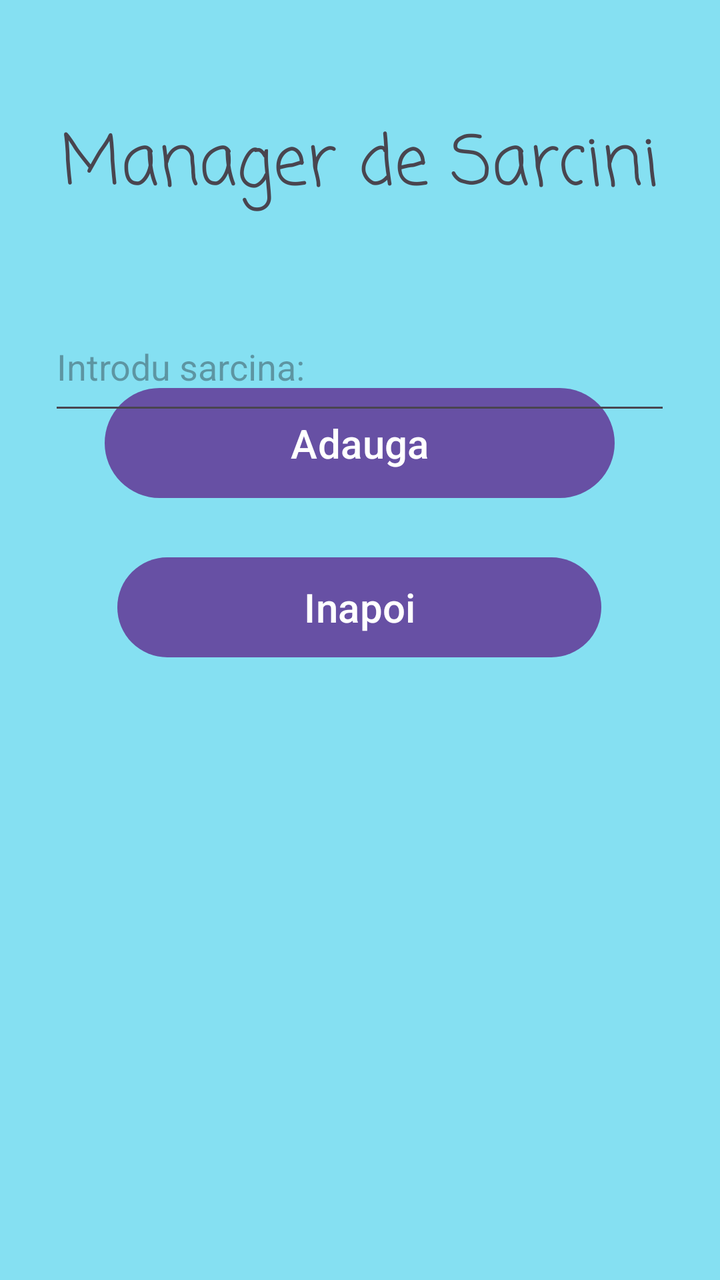
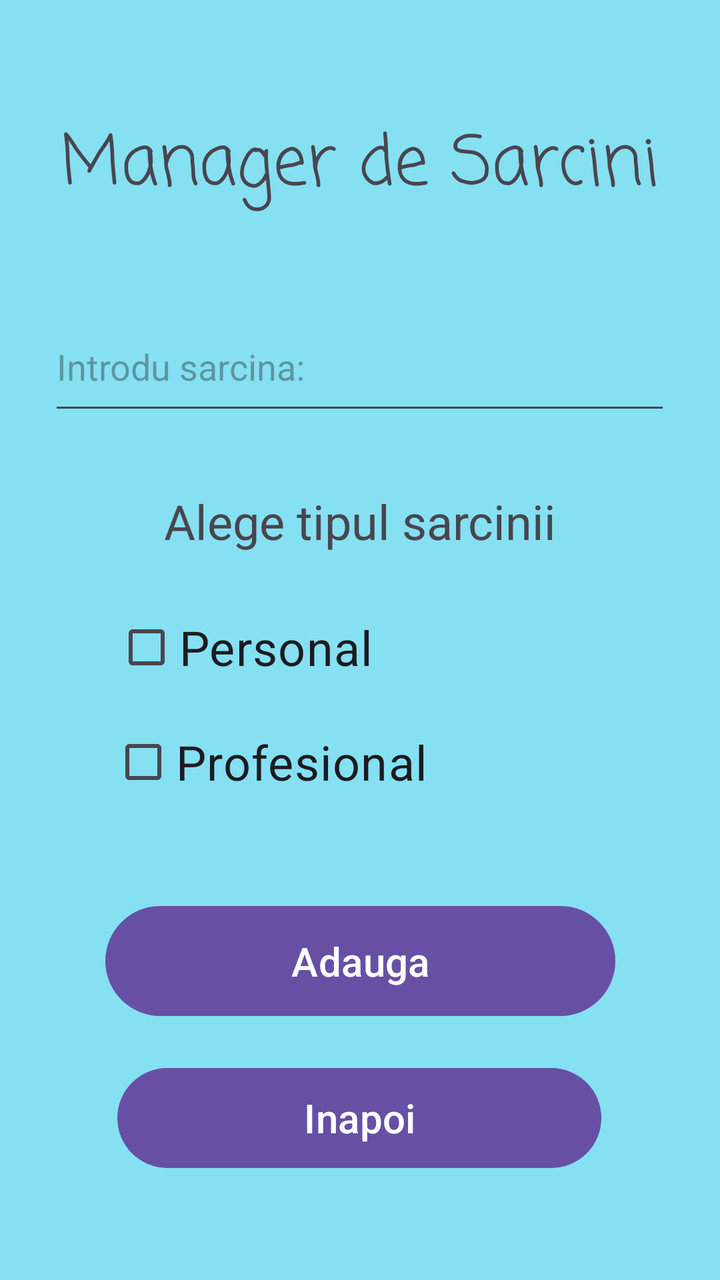

An Android layout rendered at two revisions. The XML below is the earlier revision; the diff shows what the commit changed to produce the second picture.
<!-- AndroidManifest.xml: application theme Theme.ManagerDeSarcini -->
<!-- res/layout/activity_main_create.xml -->
<?xml version="1.0" encoding="utf-8"?>
<androidx.constraintlayout.widget.ConstraintLayout xmlns:android="http://schemas.android.com/apk/res/android"
    xmlns:app="http://schemas.android.com/apk/res-auto"
    xmlns:tools="http://schemas.android.com/tools"
    android:id="@+id/main"
    android:layout_width="match_parent"
    android:layout_height="match_parent"
    android:background="#85E0F2"
    tools:context=".MainActivity_Create">

    <Button
        android:id="@+id/button6"
        android:layout_width="242dp"
        android:layout_height="58dp"
        android:layout_marginBottom="304dp"
        android:text="Inapoi"
        android:textSize="20sp"
        app:layout_constraintBottom_toBottomOf="parent"
        app:layout_constraintEnd_toEndOf="parent"
        app:layout_constraintHorizontal_bias="0.497"
        app:layout_constraintStart_toStartOf="parent"
        app:layout_constraintTop_toBottomOf="@+id/button3"
        app:layout_constraintVertical_bias="0.871" />

    <Button
        android:id="@+id/button3"
        android:layout_width="242dp"
        android:layout_height="58dp"
        android:layout_marginBottom="392dp"
        android:text="Adauga"
        android:textSize="20sp"
        app:layout_constraintBottom_toBottomOf="parent"
        app:layout_constraintEnd_toEndOf="parent"
        app:layout_constraintHorizontal_bias="0.497"
        app:layout_constraintStart_toStartOf="parent"
        app:layout_constraintTop_toBottomOf="@+id/editTextText"
        app:layout_constraintVertical_bias="0.818" />

    <Button
        android:id="@+id/button5"
        android:layout_width="255dp"
        android:layout_height="63dp"
        android:layout_marginBottom="392dp"
        android:text="Adauga"
        android:textSize="20sp"
        app:layout_constraintBottom_toBottomOf="parent"
        app:layout_constraintEnd_toEndOf="parent"
        app:layout_constraintHorizontal_bias="0.497"
        app:layout_constraintStart_toStartOf="parent"
        app:layout_constraintTop_toBottomOf="@+id/editTextText"
        app:layout_constraintVertical_bias="0.818" />

    <TextView
        android:id="@+id/textView4"
        android:layout_width="wrap_content"
        android:layout_height="wrap_content"
        android:fontFamily="casual"
        android:text="Manager de Sarcini"
        android:textSize="34sp"
        app:layout_constraintBottom_toBottomOf="parent"
        app:layout_constraintEnd_toEndOf="parent"
        app:layout_constraintStart_toStartOf="parent"
        app:layout_constraintTop_toTopOf="parent"
        app:layout_constraintVertical_bias="0.097" />

    <EditText
        android:id="@+id/editTextText"
        style="@style/Widget.AppCompat.EditText"
        android:layout_width="311dp"
        android:layout_height="61dp"
        android:ems="10"
        android:hint="Introdu sarcina:"
        android:inputType="text"
        app:layout_constraintBottom_toBottomOf="parent"
        app:layout_constraintEnd_toEndOf="parent"
        app:layout_constraintHorizontal_bias="0.495"
        app:layout_constraintStart_toStartOf="parent"
        app:layout_constraintTop_toBottomOf="@+id/textView4"
        app:layout_constraintVertical_bias="0.091" />
</androidx.constraintlayout.widget.ConstraintLayout>
<!-- resources referenced by this layout -->
<resources>
  <style name="Theme.ManagerDeSarcini" parent="Base.Theme.ManagerDeSarcini" />
  <style name="Base.Theme.ManagerDeSarcini" parent="Theme.Material3.DayNight">
          
          
      </style>
</resources>

<!-- the commit's change to res/layout/activity_main_create.xml (unified diff, before → after) -->
@@ -8,47 +8,43 @@
     android:background="#85E0F2"
     tools:context=".MainActivity_Create">
 
+    <CheckBox
+        android:id="@+id/checkBox2"
+        android:layout_width="wrap_content"
+        android:layout_height="wrap_content"
+        android:text="Profesional"
+        android:textSize="24sp"
+        app:layout_constraintBottom_toTopOf="@+id/button5"
+        app:layout_constraintEnd_toEndOf="parent"
+        app:layout_constraintHorizontal_bias="0.276"
+        app:layout_constraintStart_toStartOf="parent"
+        app:layout_constraintTop_toBottomOf="@+id/checkBox"
+        app:layout_constraintVertical_bias="0.173" />
+
+    <Button
+        android:id="@+id/button5"
+        android:layout_width="255dp"
+        android:layout_height="63dp"
+        android:layout_marginBottom="128dp"
+        android:text="Adauga"
+        android:textSize="20sp"
+        app:layout_constraintBottom_toBottomOf="parent"
+        app:layout_constraintEnd_toEndOf="parent"
+        app:layout_constraintStart_toStartOf="parent" />
+
     <Button
         android:id="@+id/button6"
         android:layout_width="242dp"
         android:layout_height="58dp"
-        android:layout_marginBottom="304dp"
+        android:layout_marginBottom="52dp"
         android:text="Inapoi"
         android:textSize="20sp"
         app:layout_constraintBottom_toBottomOf="parent"
         app:layout_constraintEnd_toEndOf="parent"
         app:layout_constraintHorizontal_bias="0.497"
         app:layout_constraintStart_toStartOf="parent"
-        app:layout_constraintTop_toBottomOf="@+id/button3"
-        app:layout_constraintVertical_bias="0.871" />
-
-    <Button
-        android:id="@+id/button3"
-        android:layout_width="242dp"
-        android:layout_height="58dp"
-        android:layout_marginBottom="392dp"
-        android:text="Adauga"
-        android:textSize="20sp"
-        app:layout_constraintBottom_toBottomOf="parent"
-        app:layout_constraintEnd_toEndOf="parent"
-        app:layout_constraintHorizontal_bias="0.497"
-        app:layout_constraintStart_toStartOf="parent"
-        app:layout_constraintTop_toBottomOf="@+id/editTextText"
-        app:layout_constraintVertical_bias="0.818" />
-
-    <Button
-        android:id="@+id/button5"
-        android:layout_width="255dp"
-        android:layout_height="63dp"
-        android:layout_marginBottom="392dp"
-        android:text="Adauga"
-        android:textSize="20sp"
-        app:layout_constraintBottom_toBottomOf="parent"
-        app:layout_constraintEnd_toEndOf="parent"
-        app:layout_constraintHorizontal_bias="0.497"
-        app:layout_constraintStart_toStartOf="parent"
-        app:layout_constraintTop_toBottomOf="@+id/editTextText"
-        app:layout_constraintVertical_bias="0.818" />
+        app:layout_constraintTop_toBottomOf="@+id/button5"
+        app:layout_constraintVertical_bias="1.0" />
 
     <TextView
         android:id="@+id/textView4"
@@ -77,4 +73,29 @@
         app:layout_constraintStart_toStartOf="parent"
         app:layout_constraintTop_toBottomOf="@+id/textView4"
         app:layout_constraintVertical_bias="0.091" />
+
+    <TextView
+        android:id="@+id/textView5"
+        android:layout_width="wrap_content"
+        android:layout_height="wrap_content"
+        android:layout_marginTop="32dp"
+        android:text="Alege tipul sarcinii"
+        android:textSize="24sp"
+        app:layout_constraintEnd_toEndOf="parent"
+        app:layout_constraintStart_toStartOf="parent"
+        app:layout_constraintTop_toBottomOf="@+id/editTextText" />
+
+    <CheckBox
+        android:id="@+id/checkBox"
+        android:layout_width="wrap_content"
+        android:layout_height="wrap_content"
+        android:text="Personal"
+        android:textSize="24sp"
+        app:layout_constraintBottom_toTopOf="@+id/button5"
+        app:layout_constraintEnd_toEndOf="parent"
+        app:layout_constraintHorizontal_bias="0.248"
+        app:layout_constraintStart_toStartOf="parent"
+        app:layout_constraintTop_toBottomOf="@+id/textView5"
+        app:layout_constraintVertical_bias="0.185" />
+
 </androidx.constraintlayout.widget.ConstraintLayout>
